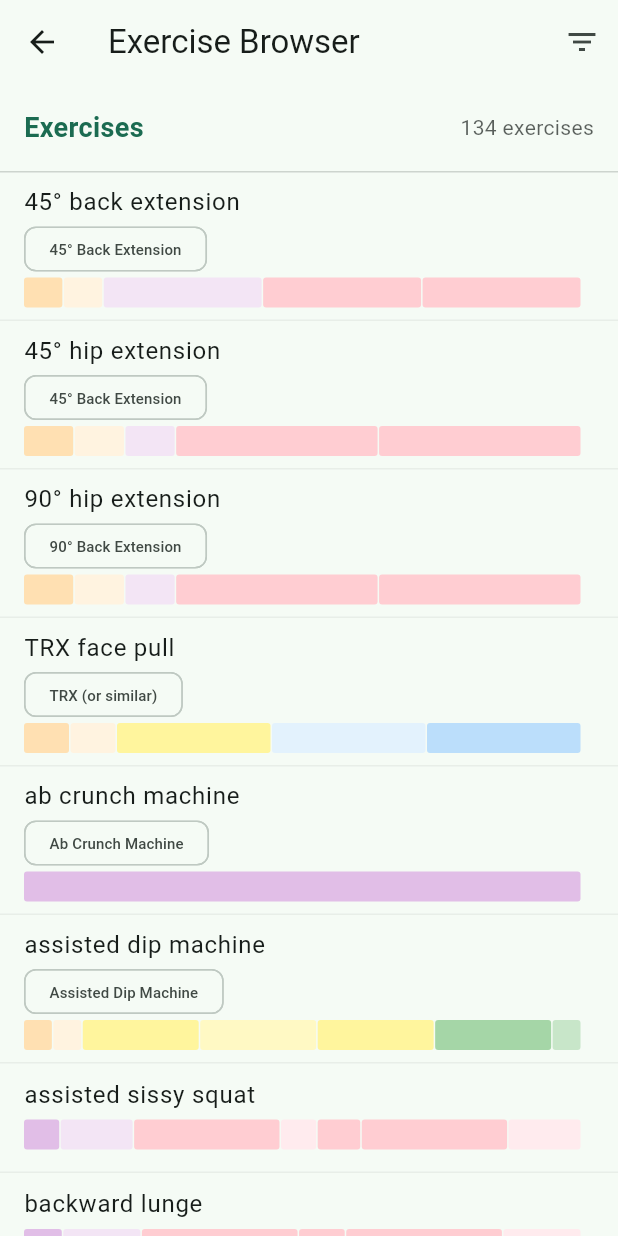
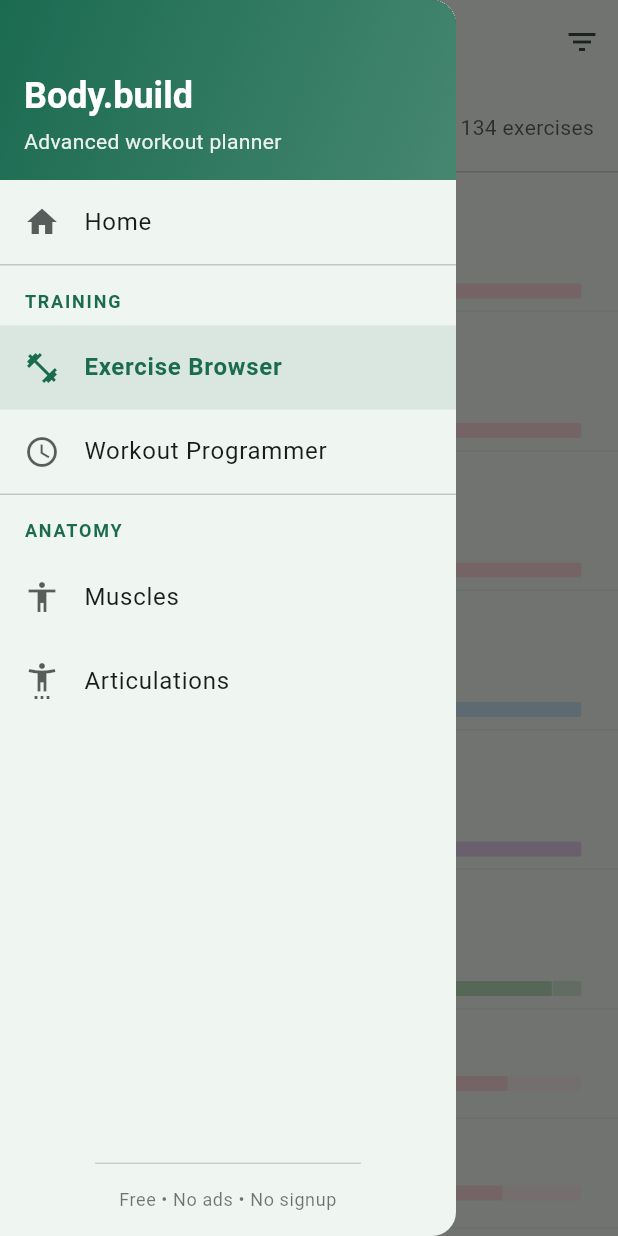
Before and after one commit to Dieterbe/body.build, a Flutter app: the ExercisesScreen screen opened by its route, with the side drawer open (before the commit the screen has no drawer), on a phone screen of 412 x 824 dp. Run offline on Flutter 3.47's test engine with Material 3 defaults, Android fonts, the phone set to English and light mode, and no system bars; our stand-ins replace flutter_markdown, flutter_riverpod, flutter_svg, freezed_annotation, go_router, riverpod_annotation and 1 more; missing offline and left inert: iconify_flutter, ml_linalg, posthog_flutter; accounts and stored records are empty; generated files the repository leaves out were written again.

Commit message:
drawer menu for navigation

```diff
--- a/lib/main.dart
+++ b/lib/main.dart
@@ -54,7 +54,7 @@ class MyApp extends StatelessWidget {
         useMaterial3: true,
       ),
       routerConfig: GoRouter(
-        initialLocation: '/${ProgrammerScreen.routeName}',
+        initialLocation: '/',
         routes: [
           GoRoute(
             path: '/',
--- a/lib/ui/anatomy/page/articulations.dart
+++ b/lib/ui/anatomy/page/articulations.dart
@@ -3,6 +3,7 @@ import 'package:go_router/go_router.dart';
 import 'package:bodybuild/data/anatomy/articulations.dart';
 import 'package:bodybuild/model/anatomy/movements.dart';
 import 'package:bodybuild/ui/anatomy/page/articulation.dart';
+import 'package:bodybuild/ui/core/widget/navigation_drawer.dart';
 import 'package:bodybuild/util.dart';
 
 class ArticulationsScreen extends StatefulWidget {
@@ -25,6 +26,7 @@ class _ArticulationsScreenState extends State<ArticulationsScreen> {
         backgroundColor: Theme.of(context).colorScheme.inversePrimary,
         title: Text('Body.build - $varTitle'),
       ),
+      drawer: const AppNavigationDrawer(),
       body: Column(
         children: [
           Padding(
--- a/lib/ui/anatomy/page/muscles.dart
+++ b/lib/ui/anatomy/page/muscles.dart
@@ -2,6 +2,7 @@ import 'package:flutter/material.dart';
 import 'package:go_router/go_router.dart';
 import 'package:bodybuild/data/anatomy/muscles.dart';
 import 'package:bodybuild/ui/anatomy/page/muscle.dart';
+import 'package:bodybuild/ui/core/widget/navigation_drawer.dart';
 import 'package:iconify_flutter/iconify_flutter.dart';
 import 'package:iconify_flutter/icons/icon_park_outline.dart';
 import 'package:bodybuild/util.dart';
@@ -26,6 +27,7 @@ class _MusclesScreenState extends State<MusclesScreen> {
         backgroundColor: Theme.of(context).colorScheme.inversePrimary,
         title: Text('Body.build - $varTitle'),
       ),
+      drawer: const AppNavigationDrawer(),
       body: Column(
         children: [
           Padding(
--- /dev/null
+++ b/lib/ui/core/widget/navigation_drawer.dart
@@ -0,0 +1,219 @@
+import 'package:flutter/material.dart';
+import 'package:go_router/go_router.dart';
+import 'package:bodybuild/ui/anatomy/page/articulations.dart';
+import 'package:bodybuild/ui/anatomy/page/muscles.dart';
+import 'package:bodybuild/ui/programmer/page/programmer.dart';
+import 'package:bodybuild/ui/programmer/page/exercises_screen.dart';
+import 'package:bodybuild/ui/mealplanner/page/mealplanner.dart';
+import 'package:bodybuild/ui/core/page/home.dart';
+import 'package:iconify_flutter/iconify_flutter.dart';
+import 'package:iconify_flutter/icons/icon_park_outline.dart';
+
+class AppNavigationDrawer extends StatelessWidget {
+  const AppNavigationDrawer({super.key});
+
+  @override
+  Widget build(BuildContext context) {
+    final currentRoute = GoRouterState.of(context).uri.path;
+
+    return Drawer(
+      child: Column(
+        children: [
+          // Header
+          Container(
+            height: 120,
+            width: double.infinity,
+            decoration: BoxDecoration(
+              color: Theme.of(context).colorScheme.primary,
+              gradient: LinearGradient(
+                begin: Alignment.topLeft,
+                end: Alignment.bottomRight,
+                colors: [
+                  Theme.of(context).colorScheme.primary,
+                  Theme.of(context).colorScheme.primary.withValues(alpha: 0.8),
+                ],
+              ),
+            ),
+            child: SafeArea(
+              child: Padding(
+                padding: const EdgeInsets.all(16.0),
+                child: Column(
+                  crossAxisAlignment: CrossAxisAlignment.start,
+                  mainAxisAlignment: MainAxisAlignment.end,
+                  children: [
+                    Text(
+                      'Body.build',
+                      style:
+                          Theme.of(context).textTheme.headlineSmall?.copyWith(
+                                color: Theme.of(context).colorScheme.onPrimary,
+                                fontWeight: FontWeight.bold,
+                              ),
+                    ),
+                    const SizedBox(height: 4),
+                    Text(
+                      'Advanced workout planner',
+                      style: Theme.of(context).textTheme.bodyMedium?.copyWith(
+                            color: Theme.of(context)
+                                .colorScheme
+                                .onPrimary
+                                .withValues(alpha: 0.9),
+                          ),
+                    ),
+                  ],
+                ),
+              ),
+            ),
+          ),
+
+          // Navigation Items
+          Expanded(
+            child: ListView(
+              padding: EdgeInsets.zero,
+              children: [
+                _buildNavigationItem(
+                  context: context,
+                  icon: Icons.home,
+                  title: 'Home',
+                  routeName: HomeScreen.routeName,
+                  currentRoute: currentRoute,
+                  onTap: () => _navigateAndClose(context, HomeScreen.routeName),
+                ),
+                const Divider(height: 1),
+                _buildSectionHeader(context, 'Training'),
+                _buildNavigationItem(
+                  context: context,
+                  icon: Icons.fitness_center,
+                  title: 'Exercise Browser',
+                  routeName: ExercisesScreen.routeName,
+                  currentRoute: currentRoute,
+                  onTap: () =>
+                      _navigateAndClose(context, ExercisesScreen.routeName),
+                ),
+                _buildNavigationItem(
+                  context: context,
+                  icon: Icons.schedule,
+                  title: 'Workout Programmer',
+                  routeName: ProgrammerScreen.routeName,
+                  currentRoute: currentRoute,
+                  onTap: () =>
+                      _navigateAndClose(context, ProgrammerScreen.routeName),
+                ),
+                const Divider(height: 1),
+                _buildSectionHeader(context, 'Anatomy'),
+                _buildNavigationItem(
+                  context: context,
+                  icon: Icons.accessibility_sharp,
+                  title: 'Muscles',
+                  routeName: MusclesScreen.routeName,
+                  currentRoute: currentRoute,
+                  onTap: () =>
+                      _navigateAndClose(context, MusclesScreen.routeName),
+                ),
+                _buildNavigationItem(
+                  context: context,
+                  icon: Icons.settings_accessibility,
+                  title: 'Articulations',
+                  routeName: ArticulationsScreen.routeName,
+                  currentRoute: currentRoute,
+                  onTap: () =>
+                      _navigateAndClose(context, ArticulationsScreen.routeName),
+                ),
+                /*  const Divider(height: 1),
+                _buildSectionHeader(context, 'Nutrition'),
+                _buildNavigationItem(
+                  context: context,
+                  icon: Icons.restaurant_menu,
+                  title: 'Meal Planner',
+                  routeName: MealPlanScreen.routeName,
+                  currentRoute: currentRoute,
+                  onTap: () =>
+                      _navigateAndClose(context, MealPlanScreen.routeName),
+                ),
+                */
+              ],
+            ),
+          ),
+
+          // Footer
+          Container(
+            padding: const EdgeInsets.all(16),
+            decoration: BoxDecoration(
+              border: Border(
+                top: BorderSide(
+                  color: Theme.of(context).dividerColor.withValues(alpha: 0.3),
+                ),
+              ),
+            ),
+            child: Text(
+              'Free • No ads • No signup',
+              style: Theme.of(context).textTheme.bodySmall?.copyWith(
+                    color: Theme.of(context)
+                        .colorScheme
+                        .onSurface
+                        .withValues(alpha: 0.6),
+                  ),
+              textAlign: TextAlign.center,
+            ),
+          ),
+        ],
+      ),
+    );
+  }
+
+  Widget _buildSectionHeader(BuildContext context, String title) {
+    return Padding(
+      padding: const EdgeInsets.fromLTRB(16, 16, 16, 8),
+      child: Text(
+        title.toUpperCase(),
+        style: Theme.of(context).textTheme.bodySmall?.copyWith(
+              color: Theme.of(context).colorScheme.primary,
+              fontWeight: FontWeight.w600,
+              letterSpacing: 1.2,
+            ),
+      ),
+    );
+  }
+
+  Widget _buildNavigationItem({
+    required BuildContext context,
+    required IconData icon,
+    required String title,
+    required String routeName,
+    required String currentRoute,
+    required VoidCallback onTap,
+  }) {
+    final isSelected = currentRoute.contains('/$routeName') ||
+        (routeName == HomeScreen.routeName && currentRoute == '/');
+
+    return ListTile(
+      leading: Icon(
+        icon,
+        color: isSelected
+            ? Theme.of(context).colorScheme.primary
+            : Theme.of(context).colorScheme.onSurface.withValues(alpha: 0.7),
+      ),
+      title: Text(
+        title,
+        style: TextStyle(
+          color: isSelected
+              ? Theme.of(context).colorScheme.primary
+              : Theme.of(context).colorScheme.onSurface,
+          fontWeight: isSelected ? FontWeight.w600 : FontWeight.normal,
+        ),
+      ),
+      selected: isSelected,
+      selectedTileColor:
+          Theme.of(context).colorScheme.primary.withValues(alpha: 0.1),
+      onTap: onTap,
+    );
+  }
+
+  void _navigateAndClose(BuildContext context, String routeName) {
+    Navigator.of(context).pop(); // Close drawer
+    if (routeName == HomeScreen.routeName) {
+      context.go('/');
+    } else {
+      context.goNamed(routeName);
+    }
+  }
+}
--- a/lib/ui/mealplanner/page/mealplanner.dart
+++ b/lib/ui/mealplanner/page/mealplanner.dart
@@ -1,6 +1,7 @@
 import 'package:flutter/material.dart';
 import 'package:flutter_riverpod/flutter_riverpod.dart';
 import 'package:bodybuild/ui/mealplanner/page/mealplanner_builder.dart';
+import 'package:bodybuild/ui/core/widget/navigation_drawer.dart';
 import 'mealplanner_wizard.dart';
 
 class MealPlanScreen extends ConsumerStatefulWidget {
@@ -15,7 +16,13 @@ class MealPlanScreen extends ConsumerStatefulWidget {
 class _MealPlanScreenState extends ConsumerState<MealPlanScreen> {
   @override
   Widget build(BuildContext context) {
-    return const Row(
+    return Scaffold(
+      appBar: AppBar(
+        title: const Text('Meal Planner'),
+        backgroundColor: Theme.of(context).colorScheme.inversePrimary,
+      ),
+      drawer: const AppNavigationDrawer(),
+      body: const Row(
         crossAxisAlignment: CrossAxisAlignment.start,
         children: [
           Expanded(
@@ -33,6 +40,7 @@ class _MealPlanScreenState extends ConsumerState<MealPlanScreen> {
             ),
           ),
         ],
+      ),
     );
   }
 }
--- a/lib/ui/programmer/page/exercises_screen.dart
+++ b/lib/ui/programmer/page/exercises_screen.dart
@@ -8,6 +8,7 @@ import 'package:bodybuild/model/programmer/set_group.dart';
 import 'package:bodybuild/ui/programmer/widget/exercise_details_dialog.dart';
 import 'package:bodybuild/ui/programmer/widget/rating_icon.dart';
 import 'package:bodybuild/ui/programmer/util_groups.dart';
+import 'package:bodybuild/ui/core/widget/navigation_drawer.dart';
 
 class ExercisesScreen extends ConsumerStatefulWidget {
   static const String routeName = 'exercises';
@@ -58,6 +59,7 @@ class _ExercisesScreenState extends ConsumerState<ExercisesScreen> {
             ],
           ],
         ),
+        drawer: const AppNavigationDrawer(),
         body: isDesktop
             ? _buildDesktopLayout(setupData)
             : isTablet
@@ -102,6 +104,7 @@ class _ExercisesScreenState extends ConsumerState<ExercisesScreen> {
                 ),
               ),
             ),
+            alignment: Alignment.topCenter,
             child: _buildExerciseDetail(setupData),
           ),
       ],
@@ -272,7 +275,6 @@ class _ExercisesScreenState extends ConsumerState<ExercisesScreen> {
     return Column(
       crossAxisAlignment: CrossAxisAlignment.start,
       children: [
-
         Text(
           'Filters',
           style: TextStyle(
@@ -302,7 +304,6 @@ class _ExercisesScreenState extends ConsumerState<ExercisesScreen> {
           ),
         ),
         const SizedBox(height: 24),
-
 
         // Muscle Group Filter
         Text(
@@ -565,7 +566,8 @@ class _ExercisesScreenState extends ConsumerState<ExercisesScreen> {
     if (recruitmentData.isEmpty) return const SizedBox.shrink();
 
     return Container(
-      height: 20,
+      height: 10,
+      margin: const EdgeInsets.only(top: 4),
       child: Row(
         children: recruitmentData.entries.map((entry) {
           final group = entry.key;
@@ -573,10 +575,10 @@ class _ExercisesScreenState extends ConsumerState<ExercisesScreen> {
           return Expanded(
             flex: (volume * 100).round(),
             child: Container(
-              margin: const EdgeInsets.only(right: 1),
+              margin: const EdgeInsets.only(right: 0.5),
               decoration: BoxDecoration(
-                color: bgColorForProgramGroup(group),
-                borderRadius: BorderRadius.circular(2),
+                color: bgColorForProgramGroup(group).withValues(alpha: 0.7),
+                borderRadius: BorderRadius.circular(1),
               ),
               child: Tooltip(
                 message:
@@ -596,43 +598,36 @@ class _ExercisesScreenState extends ConsumerState<ExercisesScreen> {
     final exercise = _selectedExercise!;
     final dummySets = Sets(1, ex: exercise);
 
-    return Column(
-      crossAxisAlignment: CrossAxisAlignment.start,
-      children: [
-        Row(
-          children: [
-            Text(
-              'Exercise Details',
-              style: TextStyle(
-                fontSize: 18,
-                fontWeight: FontWeight.bold,
-                color: Theme.of(context).colorScheme.primary,
-              ),
-            ),
-            const Spacer(),
-            IconButton(
-              icon: const Icon(Icons.close),
-              onPressed: () {
+    return SingleChildScrollView(
+      child: ExerciseDetailsDialog(
+        sets: dummySets,
+        setup: setupData,
+        onClose: () {
           setState(() {
             _selectedExercise = null;
           });
         },
       ),
-          ],
-        ),
-        const SizedBox(height: 16),
-        Expanded(
-          child: SingleChildScrollView(
-            child: ExerciseEditDialog(
+    );
+  }
+
+  Widget _buildExerciseDetailForModal(setupData, BuildContext dialogContext) {
+    if (_selectedExercise == null) return const SizedBox.shrink();
+
+    final exercise = _selectedExercise!;
+    final dummySets = Sets(1, ex: exercise);
+
+    return SingleChildScrollView(
+      child: ExerciseDetailsDialog(
         sets: dummySets,
         setup: setupData,
-              onChange: (newSets) {
-                // This is just for display, so we don't need to handle changes
+        onClose: () {
+          setState(() {
+            _selectedExercise = null;
+          });
+          Navigator.pop(dialogContext);
         },
       ),
-          ),
-        ),
-      ],
     );
   }
 
@@ -642,6 +637,7 @@ class _ExercisesScreenState extends ConsumerState<ExercisesScreen> {
       child: Center(
         child: Container(
           margin: const EdgeInsets.all(20),
+          padding: const EdgeInsets.all(16),
           constraints: const BoxConstraints(maxWidth: 600, maxHeight: 700),
           decoration: BoxDecoration(
             color: Theme.of(context).scaffoldBackgroundColor,
@@ -656,12 +652,12 @@ class _ExercisesScreenState extends ConsumerState<ExercisesScreen> {
   void _showExerciseDetailModal(setupData) {
     showDialog(
       context: context,
-      builder: (context) => Dialog(
+      builder: (dialogContext) => Dialog(
         insetPadding: const EdgeInsets.all(20),
         child: Container(
           constraints: const BoxConstraints(maxWidth: 600, maxHeight: 700),
           padding: const EdgeInsets.all(16),
-          child: _buildExerciseDetail(setupData),
+          child: _buildExerciseDetailForModal(setupData, dialogContext),
         ),
       ),
     );
```
Also changed, not shown: lib/ui/programmer/page/programmer.dart (+12 -4 lines), lib/ui/programmer/page/programmer_small_screen.dart (+11 -0 lines). Lines whose indentation alone changed are shown as unchanged.
